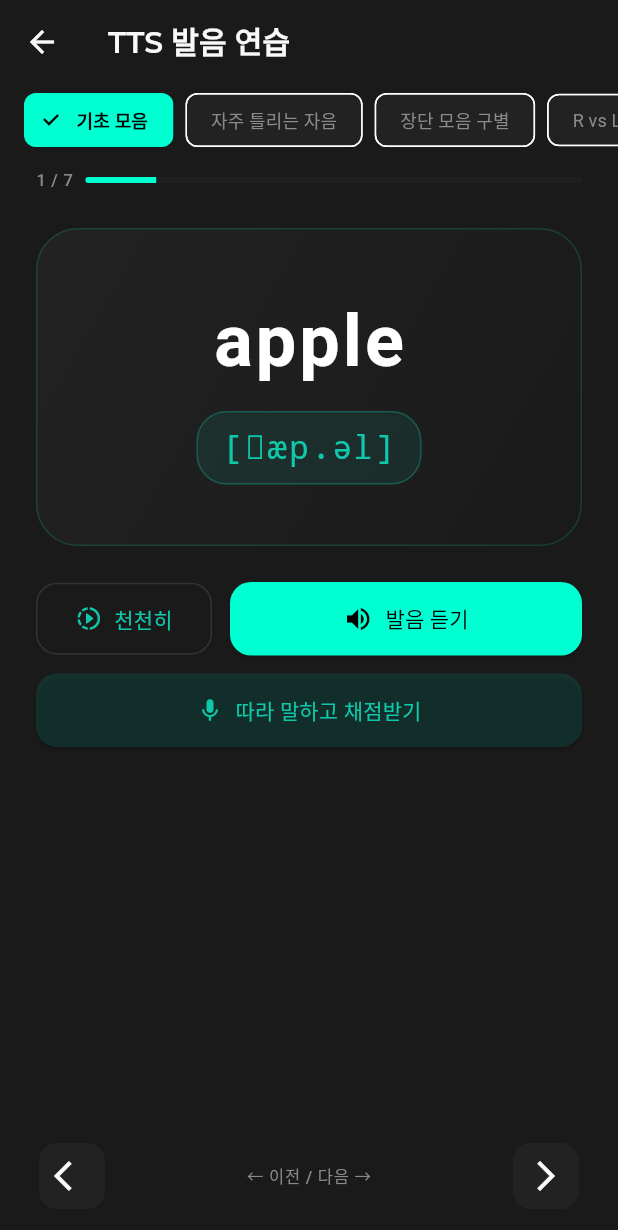
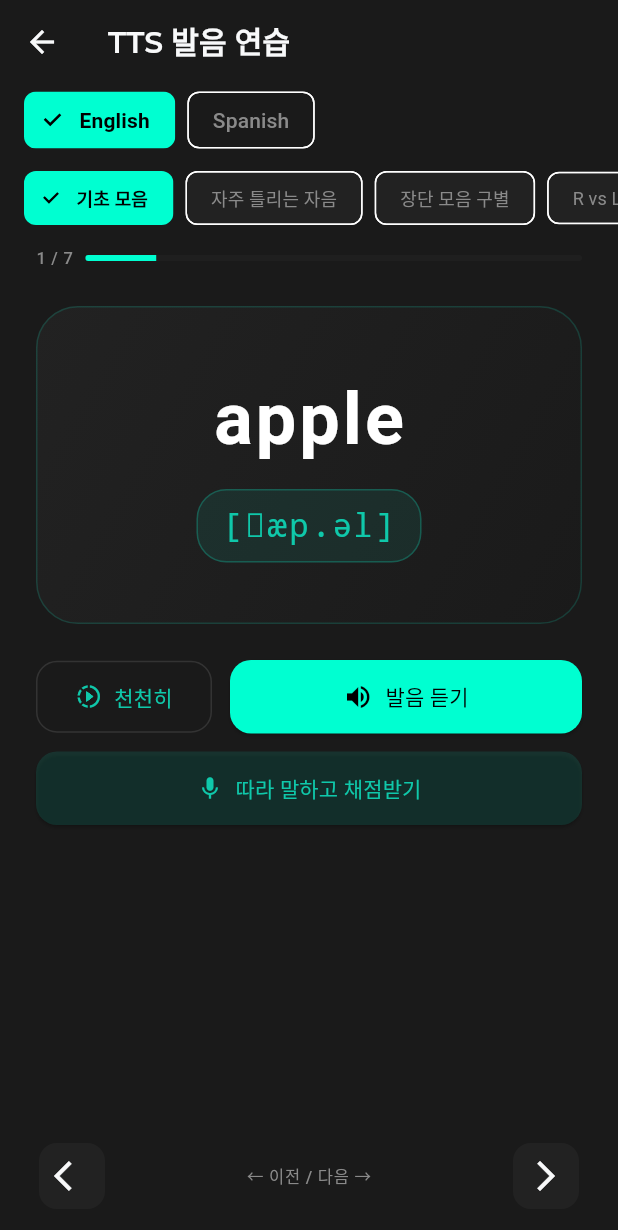
Before and after one commit to cashyalla-studio/lingo-nexus, a Flutter app: the TtsPracticeScreen screen opened directly, on a phone screen of 412 x 824 dp. Shown: the top 1230 px of the screen. Run offline on Flutter 3.47's test engine with Material 3 defaults, Android fonts, the phone set to English and light mode, and no system bars; our stand-ins replace file_picker, flutter_riverpod, flutter_secure_storage, flutter_tts, google_fonts, google_sign_in and 4 more; missing offline and left inert: ffmpeg_kit_flutter_new, record; accounts and stored records are empty.

Commit message:
feat: [발음훈련 Sprint 4] 발음 퀴즈 게임, 스페인어 IPA, 스트릭 보너스 완성
Co-Authored-By: Claude Sonnet 4.6 <noreply@anthropic.com>

```diff
--- a/lib/features/phonetics/ipa_data.dart
+++ b/lib/features/phonetics/ipa_data.dart
@@ -116,4 +116,26 @@ class IpaData {
     '일상 필수 단어': ['water', 'work', 'world', 'year', 'people', 'think', 'place', 'great'],
     '고급 어휘': ['question', 'different', 'because', 'every', 'always', 'never', 'other'],
   };
+
+  static const Map<String, String> spanish = {
+    'agua': 'ˈa.ɣwa', 'bien': 'bjen', 'casa': 'ˈka.sa', 'ciudad': 'sjuˈðað',
+    'comer': 'koˈmer', 'con': 'kon', 'dar': 'dar', 'decir': 'deˈθir',
+    'día': 'ˈdi.a', 'donde': 'ˈdon.de', 'estar': 'esˈtar', 'gracias': 'ˈɡra.θjas',
+    'grande': 'ˈɡran.de', 'hablar': 'aˈβlar', 'hacer': 'aˈθer', 'hola': 'ˈo.la',
+    'libro': 'ˈli.βro', 'llegar': 'ʎeˈɣar', 'más': 'mas', 'mucho': 'ˈmu.tʃo',
+    'muy': 'mwi', 'noche': 'ˈno.tʃe', 'nuevo': 'ˈnwe.βo', 'paella': 'paˈeʎa',
+    'pero': 'ˈpe.ro', 'perro': 'ˈpe.ro', 'puede': 'ˈpwe.ðe', 'que': 'ke',
+    'querer': 'keˈrer', 'saber': 'saˈβer', 'ser': 'ser', 'si': 'si',
+    'también': 'tamˈbjen', 'tener': 'teˈner', 'tiempo': 'ˈtjem.po', 'todo': 'ˈto.ðo',
+    'trabajar': 'tɾaβaˈxar', 'ver': 'ber', 'venir': 'beˈnir', 'vida': 'ˈbi.ða',
+    'año': 'ˈa.ɲo', 'español': 'espaˈɲol', 'mañana': 'maˈɲa.na', 'niño': 'ˈni.ɲo',
+  };
+
+  static const Map<String, List<String>> spanishCategories = {
+    '기초 인사': ['hola', 'gracias', 'bien', 'mucho', 'muy'],
+    '동사': ['ser', 'estar', 'tener', 'hacer', 'ver', 'dar', 'venir', 'hablar', 'comer'],
+    'ñ 발음': ['año', 'español', 'mañana', 'niño'],
+    'R vs RR 구별': ['pero', 'perro'],
+    '명사': ['casa', 'libro', 'agua', 'día', 'noche', 'tiempo', 'vida'],
+  };
 }
--- a/lib/features/phonetics/tts_practice_screen.dart
+++ b/lib/features/phonetics/tts_practice_screen.dart
@@ -26,15 +26,40 @@ class TtsPracticeScreen extends ConsumerStatefulWidget {
 
 class _TtsPracticeScreenState extends ConsumerState<TtsPracticeScreen> {
   final _ipaService = IpaLookupService();
-  String _selectedCategory = IpaData.categories.keys.first;
+
+  // Language toggle
+  String _language = 'English';
+
+  // Separate category state per language
+  String _selectedCategoryEn = IpaData.categories.keys.first;
+  String _selectedCategoryEs = IpaData.spanishCategories.keys.first;
+
   int _currentIndex = 0;
   bool _isSpeaking = false;
   bool _isListening = false;
   PronunciationResult? _result;
   bool _sttAvailable = false;
 
-  List<({String word, String ipa})> get _words =>
-      _ipaService.getWordsWithIpa(_selectedCategory);
+  Map<String, List<String>> get _activeCategories =>
+      _language == 'Spanish' ? IpaData.spanishCategories : IpaData.categories;
+
+  String get _selectedCategory =>
+      _language == 'Spanish' ? _selectedCategoryEs : _selectedCategoryEn;
+
+  List<({String word, String ipa})> get _words {
+    if (_language == 'Spanish') {
+      final wordList = IpaData.spanishCategories[_selectedCategoryEs] ?? [];
+      return wordList
+          .map((w) {
+            final ipa = IpaData.spanish[w];
+            if (ipa == null) return null;
+            return (word: w, ipa: ipa);
+          })
+          .whereType<({String word, String ipa})>()
+          .toList();
+    }
+    return _ipaService.getWordsWithIpa(_selectedCategoryEn);
+  }
 
   ({String word, String ipa})? get _current =>
       _words.isEmpty ? null : _words[_currentIndex];
@@ -56,10 +81,18 @@ class _TtsPracticeScreenState extends ConsumerState<TtsPracticeScreen> {
     if (word == null) return;
     setState(() => _isSpeaking = true);
     final tts = ref.read(_ttsServiceProvider);
-    if (slow) {
-      await tts.speakSlow(word);
+    if (_language == 'Spanish') {
+      if (slow) {
+        await tts.speakSlow(word, language: 'es-ES');
+      } else {
+        await tts.speakSpanish(word);
+      }
     } else {
-      await tts.speak(word);
+      if (slow) {
+        await tts.speakSlow(word);
+      } else {
+        await tts.speak(word);
+      }
     }
     if (mounted) setState(() => _isSpeaking = false);
   }
@@ -73,8 +106,9 @@ class _TtsPracticeScreenState extends ConsumerState<TtsPracticeScreen> {
     }
     setState(() { _isListening = true; _result = null; });
 
+    final localeId = _language == 'Spanish' ? 'es-ES' : 'en-US';
     await eval.startListening(
-      localeId: 'en-US',
+      localeId: localeId,
       onResult: (text) {
         if (mounted) {
           final result = eval.evaluate(
@@ -124,13 +158,41 @@ class _TtsPracticeScreenState extends ConsumerState<TtsPracticeScreen> {
       ),
       body: Column(
         children: [
+          // Language toggle
+          Padding(
+            padding: const EdgeInsets.symmetric(horizontal: 16),
+            child: Row(
+              children: ['English', 'Spanish'].map((lang) {
+                final isSelected = lang == _language;
+                return Padding(
+                  padding: const EdgeInsets.only(right: 8),
+                  child: ChoiceChip(
+                    label: Text(lang, style: TextStyle(
+                      color: isSelected ? Colors.black : null,
+                      fontWeight: isSelected ? FontWeight.bold : null,
+                    )),
+                    selected: isSelected,
+                    selectedColor: const Color(0xFF00FFD1),
+                    onSelected: (_) => setState(() {
+                      _language = lang;
+                      _currentIndex = 0;
+                      _result = null;
+                    }),
+                  ),
+                );
+              }).toList(),
+            ),
+          ),
+
+          const SizedBox(height: 4),
+
           // Category selector
           SizedBox(
             height: 48,
             child: ListView(
               scrollDirection: Axis.horizontal,
               padding: const EdgeInsets.symmetric(horizontal: 16),
-              children: IpaData.categories.keys.map((cat) {
+              children: _activeCategories.keys.map((cat) {
                 final isSelected = cat == _selectedCategory;
                 return Padding(
                   padding: const EdgeInsets.only(right: 8),
@@ -144,7 +206,11 @@ class _TtsPracticeScreenState extends ConsumerState<TtsPracticeScreen> {
                     selectedColor: const Color(0xFF00FFD1),
                     backgroundColor: theme.colorScheme.surfaceContainerHighest,
                     onSelected: (_) => setState(() {
-                      _selectedCategory = cat;
+                      if (_language == 'Spanish') {
+                        _selectedCategoryEs = cat;
+                      } else {
+                        _selectedCategoryEn = cat;
+                      }
                       _currentIndex = 0;
                       _result = null;
                     }),
```
Also changed, not shown: lib/features/phonetics/phonetics_quiz_screen.dart (added, +286 -0 lines).
